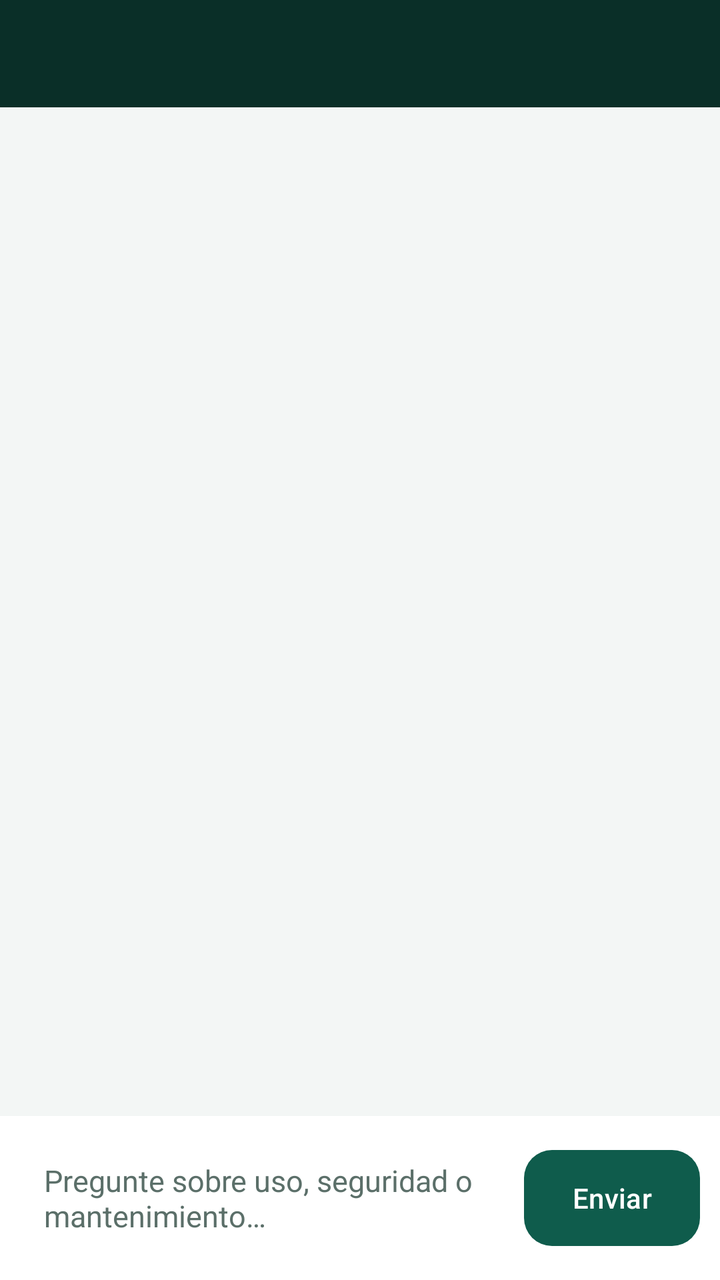
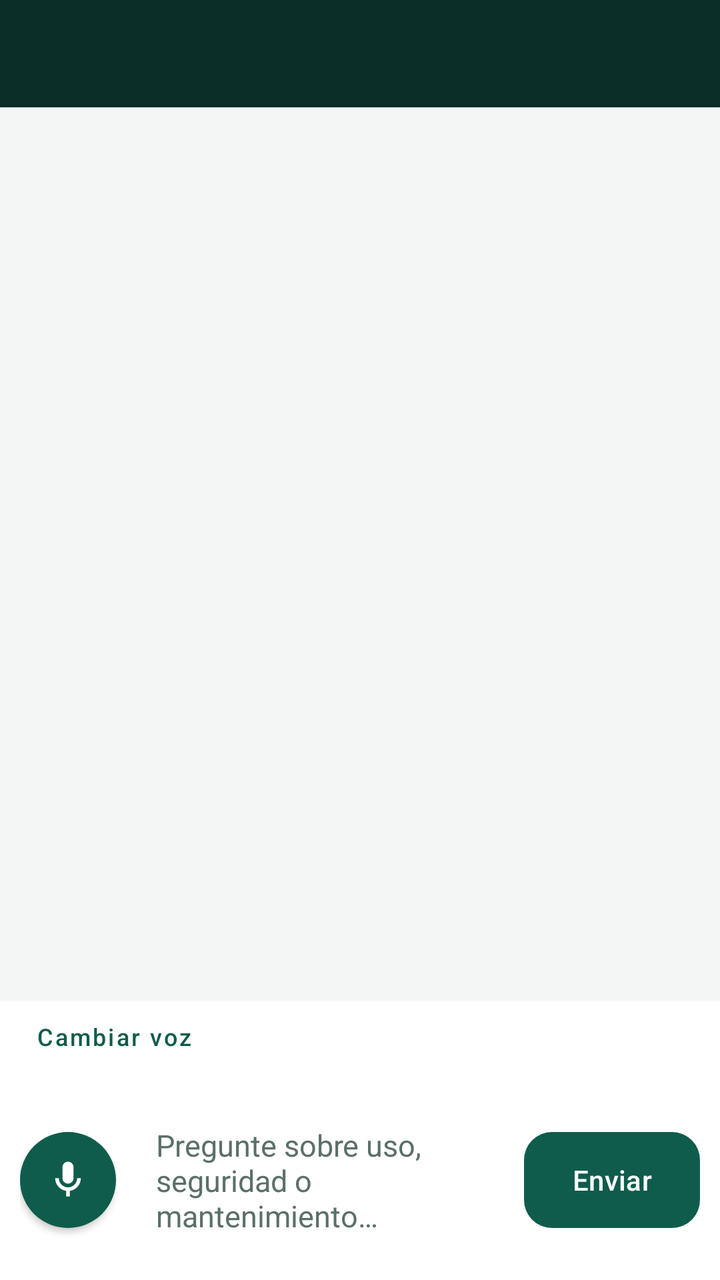

Before-and-after screenshots of an Android layout around one commit, followed by the original layout XML and the change that was made.
<!-- AndroidManifest.xml: application theme Theme.LabRumiologia -->
<!-- res/layout/activity_chat.xml -->
<?xml version="1.0" encoding="utf-8"?>
<LinearLayout xmlns:android="http://schemas.android.com/apk/res/android"
    xmlns:app="http://schemas.android.com/apk/res-auto"
    android:layout_width="match_parent"
    android:layout_height="match_parent"
    android:background="@color/surface"
    android:orientation="vertical">

    <TextView
        android:id="@+id/chatEquipmentLabel"
        android:layout_width="match_parent"
        android:layout_height="wrap_content"
        android:background="@color/primary_dark"
        android:paddingStart="20dp"
        android:paddingTop="16dp"
        android:paddingEnd="20dp"
        android:paddingBottom="16dp"
        android:textColor="@color/white"
        android:textSize="16sp"
        android:textStyle="bold" />

    <androidx.recyclerview.widget.RecyclerView
        android:id="@+id/chatMessages"
        android:layout_width="match_parent"
        android:layout_height="0dp"
        android:layout_weight="1"
        android:clipToPadding="false"
        android:padding="12dp" />

    <LinearLayout
        android:layout_width="match_parent"
        android:layout_height="wrap_content"
        android:background="@color/white"
        android:gravity="center_vertical"
        android:orientation="horizontal"
        android:padding="10dp">

        <com.google.android.material.textfield.TextInputEditText
            android:id="@+id/chatInput"
            android:layout_width="0dp"
            android:layout_height="wrap_content"
            android:layout_weight="1"
            android:background="@drawable/bg_input"
            android:hint="@string/chat_hint"
            android:inputType="textMultiLine"
            android:maxLines="4"
            android:padding="12dp"
            android:textColorHint="@color/on_surface_muted"
            android:textSize="15sp" />

        <com.google.android.material.button.MaterialButton
            android:id="@+id/btnSend"
            android:layout_width="wrap_content"
            android:layout_height="48dp"
            android:layout_marginStart="8dp"
            android:insetTop="0dp"
            android:insetBottom="0dp"
            android:text="@string/send"
            android:textAllCaps="false"
            android:textColor="@color/white"
            app:backgroundTint="@color/primary"
            app:cornerRadius="14dp" />
    </LinearLayout>
</LinearLayout>
<!-- resources referenced by this layout -->
<resources>
  <color name="on_surface_muted">#5B6F69</color>
  <color name="primary">#0F5C4C</color>
  <color name="primary_dark">#0A2F28</color>
  <color name="surface">#F3F6F5</color>
  <color name="white">#FFFFFFFF</color>
  <!-- drawable bg_input (drawable) -->
  <?xml version="1.0" encoding="utf-8"?>
  <shape xmlns:android="http://schemas.android.com/apk/res/android">
      <solid android:color="@color/white" />
      <stroke android:width="1dp" android:color="@color/chip_bg" />
      <corners android:radius="8dp" />
  </shape>
  <string name="chat_hint">Pregunte sobre uso, seguridad o mantenimiento…</string>
  <string name="send">Enviar</string>
  <style name="Theme.LabRumiologia" parent="Base.Theme.LabRumiologia" />
  <color name="chip_bg">#FFFFFFFF</color>
  <style name="Base.Theme.LabRumiologia" parent="Theme.Material3.Light.NoActionBar">
          <item name="colorPrimary">@color/primary</item>
          <item name="colorOnPrimary">@color/white</item>
          <item name="colorPrimaryDark">@color/primary_dark</item>
          <item name="colorSecondary">@color/accent</item>
          <item name="colorAccent">@color/accent</item>
          <item name="android:statusBarColor">@color/primary_dark</item>
          <item name="android:navigationBarColor">@color/primary_dark</item>
          <item name="android:windowBackground">@color/surface</item>
          <item name="android:windowLightStatusBar" tools:targetApi="m">false</item>
      </style>
  <color name="accent">#1F9A76</color>
</resources>

<!-- the commit's change to res/layout/activity_chat.xml (unified diff, before → after) -->
@@ -27,6 +27,55 @@
         android:clipToPadding="false"
         android:padding="12dp" />
 
+    <TextView
+        android:id="@+id/voiceStatus"
+        android:layout_width="match_parent"
+        android:layout_height="wrap_content"
+        android:background="@color/white"
+        android:paddingStart="16dp"
+        android:paddingTop="4dp"
+        android:paddingEnd="16dp"
+        android:paddingBottom="2dp"
+        android:textColor="@color/on_surface_muted"
+        android:textSize="12sp"
+        android:visibility="gone" />
+
+    <LinearLayout
+        android:layout_width="match_parent"
+        android:layout_height="wrap_content"
+        android:background="@color/white"
+        android:gravity="center_vertical"
+        android:orientation="horizontal"
+        android:paddingStart="10dp"
+        android:paddingTop="0dp"
+        android:paddingEnd="10dp"
+        android:paddingBottom="4dp">
+
+        <com.google.android.material.button.MaterialButton
+            android:id="@+id/btnVoice"
+            style="@style/Widget.MaterialComponents.Button.TextButton"
+            android:layout_width="wrap_content"
+            android:layout_height="36dp"
+            android:insetTop="0dp"
+            android:insetBottom="0dp"
+            android:minWidth="0dp"
+            android:text="@string/voice_change"
+            android:textAllCaps="false"
+            android:textColor="@color/primary"
+            android:textSize="12sp" />
+
+        <TextView
+            android:id="@+id/voiceName"
+            android:layout_width="0dp"
+            android:layout_height="wrap_content"
+            android:layout_weight="1"
+            android:ellipsize="end"
+            android:maxLines="1"
+            android:paddingStart="4dp"
+            android:textColor="@color/on_surface_muted"
+            android:textSize="12sp" />
+    </LinearLayout>
+
     <LinearLayout
         android:layout_width="match_parent"
         android:layout_height="wrap_content"
@@ -35,10 +84,30 @@
         android:orientation="horizontal"
         android:padding="10dp">
 
+        <com.google.android.material.button.MaterialButton
+            android:id="@+id/btnMic"
+            style="@style/Widget.MaterialComponents.Button.Icon"
+            android:layout_width="48dp"
+            android:layout_height="48dp"
+            android:contentDescription="@string/voice_talk"
+            android:insetLeft="0dp"
+            android:insetTop="0dp"
+            android:insetRight="0dp"
+            android:insetBottom="0dp"
+            android:padding="0dp"
+            app:backgroundTint="@color/primary"
+            app:cornerRadius="24dp"
+            app:icon="@drawable/ic_mic"
+            app:iconGravity="textStart"
+            app:iconPadding="0dp"
+            app:iconSize="22dp"
+            app:iconTint="@color/white" />
+
         <com.google.android.material.textfield.TextInputEditText
             android:id="@+id/chatInput"
             android:layout_width="0dp"
             android:layout_height="wrap_content"
+            android:layout_marginStart="8dp"
             android:layout_weight="1"
             android:background="@drawable/bg_input"
             android:hint="@string/chat_hint"
<!-- resource entries referenced after the edit -->
@@ -12,8 +12,24 @@
       <stroke android:width="1dp" android:color="@color/chip_bg" />
       <corners android:radius="8dp" />
   </shape>
+  <!-- drawable ic_mic (drawable) -->
+  <?xml version="1.0" encoding="utf-8"?>
+  <vector xmlns:android="http://schemas.android.com/apk/res/android"
+      android:width="24dp"
+      android:height="24dp"
+      android:viewportWidth="24"
+      android:viewportHeight="24">
+      <path
+          android:fillColor="#FFFFFFFF"
+          android:pathData="M12,14c1.66,0 3,-1.34 3,-3V5c0,-1.66 -1.34,-3 -3,-3S9,3.34 9,5v6c0,1.66 1.34,3 3,3z" />
+      <path
+          android:fillColor="#FFFFFFFF"
+          android:pathData="M17,11c0,2.76 -2.24,5 -5,5s-5,-2.24 -5,-5H5c0,3.53 2.61,6.43 6,6.92V21h2v-3.08c3.39,-0.49 6,-3.39 6,-6.92h-2z" />
+  </vector>
   <string name="chat_hint">Pregunte sobre uso, seguridad o mantenimiento…</string>
   <string name="send">Enviar</string>
+  <string name="voice_change">Cambiar voz</string>
+  <string name="voice_talk">Hablar con el asistente</string>
   <style name="Theme.LabRumiologia" parent="Base.Theme.LabRumiologia" />
   <color name="chip_bg">#FFFFFFFF</color>
   <style name="Base.Theme.LabRumiologia" parent="Theme.Material3.Light.NoActionBar">
